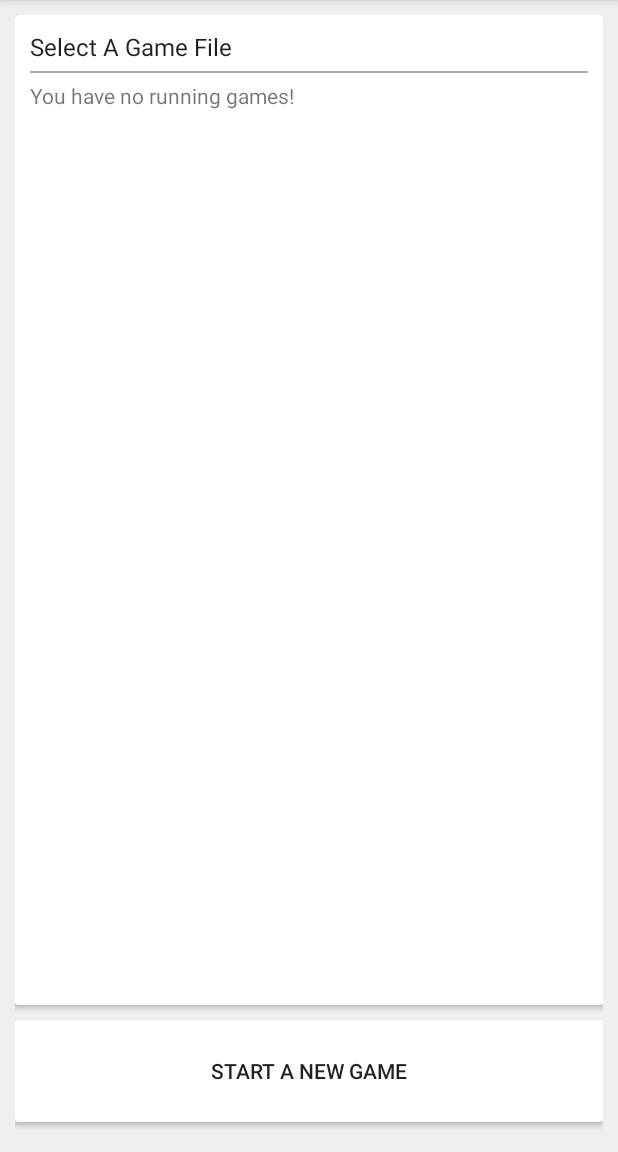
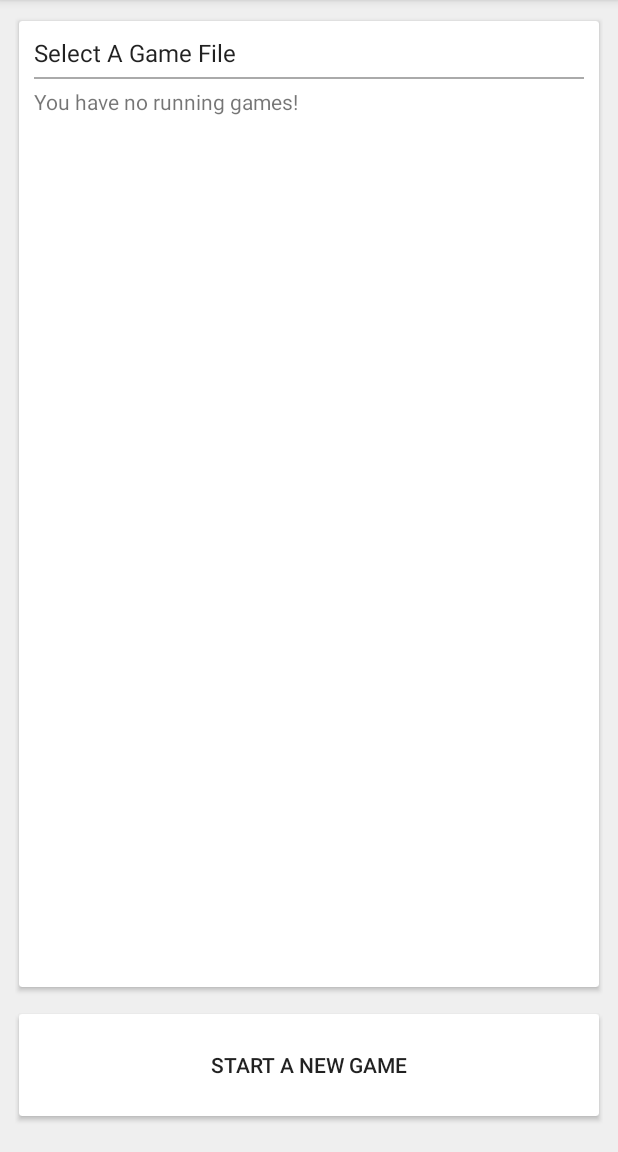
Before and after one commit to bradleyramunas/BillionaireBull, an Android app: the screen it shows after launch (GameSelectActivity), on a phone screen of 412 x 824 dp, the part 84-1236 px from its top. Run offline under Robolectric (Android 15) with nearby library versions, the phone set to English and light mode, and no system bars.

Commit message:
Created new game select menu

```diff
--- a/app/build.gradle
+++ b/app/build.gradle
@@ -26,6 +26,6 @@ dependencies {
     })
     compile 'com.android.support:appcompat-v7:24.2.1'
     compile 'com.android.support.constraint:constraint-layout:1.0.2'
+    compile 'com.android.support:cardview-v7:25.3.1'
     testCompile 'junit:junit:4.12'
-    compile 'com.android.support:cardview-v7:25.3.1'
 }
--- a/app/src/main/AndroidManifest.xml
+++ b/app/src/main/AndroidManifest.xml
@@ -15,6 +15,8 @@
                 <category android:name="android.intent.category.LAUNCHER" />
             </intent-filter>
         </activity>
+        <activity android:name=".GameCreateActivity"
+            android:theme="@style/PopupTheme"></activity>
     </application>
 
 </manifest>
--- a/app/src/main/java/com/bradleyramunas/billionairebull/GameSelectActivity.java
+++ b/app/src/main/java/com/bradleyramunas/billionairebull/GameSelectActivity.java
@@ -1,5 +1,6 @@
 package com.bradleyramunas.billionairebull;
 
+import android.content.Intent;
 import android.support.v7.app.AppCompatActivity;
 import android.os.Bundle;
 import android.view.View;
@@ -13,6 +14,7 @@ public class GameSelectActivity extends AppCompatActivity {
     }
 
     public void onCreateNewGameSelect(View view){
-
+        Intent launchGameSelectActivityIntent = new Intent(this, GameCreateActivity.class);
+        startActivityForResult(launchGameSelectActivityIntent, 1);
     }
 }
--- a/app/src/main/res/layout/activity_game_select.xml
+++ b/app/src/main/res/layout/activity_game_select.xml
@@ -21,7 +21,8 @@
             android:layout_width="match_parent"
             android:layout_height="wrap_content"
             android:layout_marginBottom="10dp"
-            android:layout_weight="1">
+            android:layout_weight="1"
+            app:cardUseCompatPadding="true">
 
             <LinearLayout
                 android:layout_width="match_parent"
@@ -63,7 +64,8 @@
         <android.support.v7.widget.CardView
             android:layout_width="match_parent"
             android:layout_height="wrap_content"
-            android:layout_marginBottom="10dp">
+            android:layout_marginBottom="10dp"
+            app:cardUseCompatPadding="true">
 
             <LinearLayout
                 android:layout_width="match_parent"
--- a/app/src/main/res/values/styles.xml
+++ b/app/src/main/res/values/styles.xml
@@ -8,4 +8,17 @@
         <item name="colorAccent">@color/colorAccent</item>
     </style>
 
+    <style name="PopupTheme" parent="Theme.AppCompat.Light.Dialog">
+        <item name="android:windowIsFloating">false</item>
+        <item name="android:windowContentOverlay">@null</item>
+        <item name="android:windowSoftInputMode">stateAlwaysHidden</item>
+        <item name="windowActionModeOverlay">true</item>
+        <item name="android:windowIsTranslucent">true</item>
+
+        <item name="android:windowCloseOnTouchOutside">true</item>
+        <item name="android:colorBackgroundCacheHint">@null</item>
+        <item name="android:backgroundDimEnabled">true</item>
+        <item name="colorAccent">@color/colorAccent</item>
+    </style>
+
 </resources>
```
Also changed, not shown: app/src/main/java/com/bradleyramunas/billionairebull/GameCreateActivity.java (added, +39 -0 lines), app/src/main/res/layout/activity_game_create.xml (added, +90 -0 lines).
